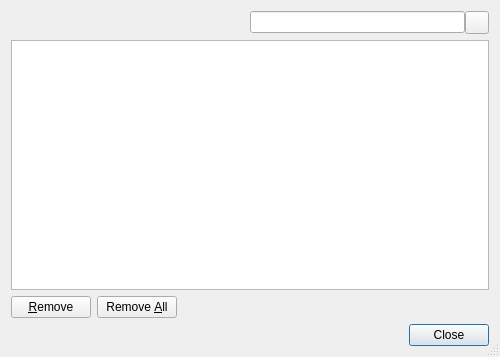
First picture: the form in Helpviewer/OfflineStorage/WebDatabasesDialog.ui, repository testmana2/test, before the edit.
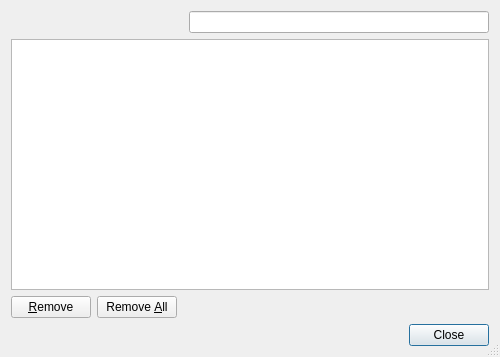
Second picture: the form after the edit. Custom widgets are drawn as their Qt base class.

Commit message: Changed a bunch of forms to use the E5ClearableLineEdit and E5ClearableComboBox.

The edit to the form file:
```diff
--- a/Helpviewer/OfflineStorage/WebDatabasesDialog.ui
+++ b/Helpviewer/OfflineStorage/WebDatabasesDialog.ui
@@ -38,22 +38,18 @@
         <number>0</number>
        </property>
        <item>
-        <widget class="QLineEdit" name="searchEdit">
+        <widget class="E5ClearableLineEdit" name="searchEdit">
+         <property name="minimumSize">
+          <size>
+           <width>300</width>
+           <height>0</height>
+          </size>
+         </property>
          <property name="toolTip">
           <string>Enter search term for databases</string>
          </property>
         </widget>
        </item>
-       <item>
-        <widget class="QToolButton" name="clearButton">
-         <property name="toolTip">
-          <string>Press to clear the search edit</string>
-         </property>
-         <property name="text">
-          <string/>
-         </property>
-        </widget>
-       </item>
       </layout>
      </item>
     </layout>
@@ -120,6 +116,11 @@
   </layout>
  </widget>
  <customwidgets>
+  <customwidget>
+   <class>E5ClearableLineEdit</class>
+   <extends>QLineEdit</extends>
+   <header>E5Gui/E5LineEdit.h</header>
+  </customwidget>
   <customwidget>
    <class>E5TreeView</class>
    <extends>QTreeView</extends>
```
Left out of the diff: 1 changed line with no effect on the pictures. The commit also changes 61 other files.
